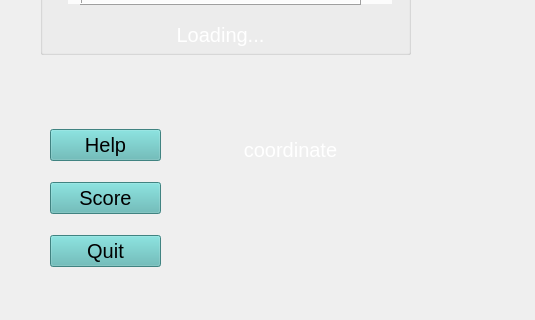
First picture: the form in MyCheckers_v2/mainwindow.ui, repository Catherine0120/ChineseCheckers, before the edit; both pictures show x 0 to 535 and y 395 to 715 of the 675 by 715 pixel window.
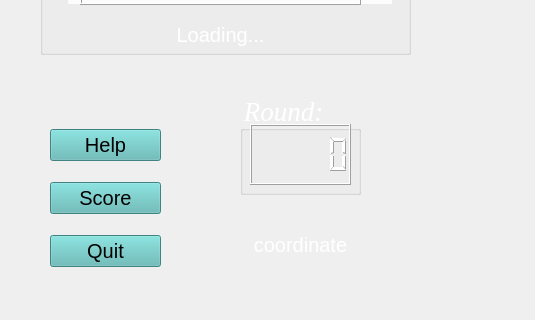
Second picture: the form after the edit.

Patch:
```diff
--- a/MyCheckers_v2/mainwindow.ui
+++ b/MyCheckers_v2/mainwindow.ui
@@ -163,10 +163,10 @@
    <widget class="QLabel" name="coordinateLabel">
     <property name="geometry">
      <rect>
-      <x>220</x>
-      <y>490</y>
+      <x>230</x>
+      <y>590</y>
       <width>141</width>
-      <height>71</height>
+      <height>61</height>
      </rect>
     </property>
     <property name="font">
@@ -422,6 +422,42 @@
      </item>
     </layout>
    </widget>
+   <widget class="QGroupBox" name="roundCountBox">
+    <property name="geometry">
+     <rect>
+      <x>240</x>
+      <y>470</y>
+      <width>121</width>
+      <height>101</height>
+     </rect>
+    </property>
+    <property name="font">
+     <font>
+      <family>Times New Roman</family>
+      <pointsize>20</pointsize>
+      <italic>true</italic>
+     </font>
+    </property>
+    <property name="styleSheet">
+     <string notr="true">color:white;</string>
+    </property>
+    <property name="title">
+     <string>Round:</string>
+    </property>
+    <widget class="QLCDNumber" name="lcdRoundNumber">
+     <property name="geometry">
+      <rect>
+       <x>10</x>
+       <y>30</y>
+       <width>101</width>
+       <height>61</height>
+      </rect>
+     </property>
+     <property name="layoutDirection">
+      <enum>Qt::LeftToRight</enum>
+     </property>
+    </widget>
+   </widget>
   </widget>
   <widget class="QMenuBar" name="menubar">
    <property name="geometry">
```
Left out of the diff: 16 changed lines with no effect on the pictures.
